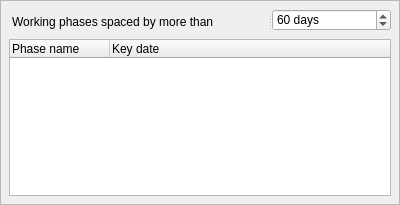
First picture: the form in core/phases.ui, repository Rekall/Rekall, before the edit.
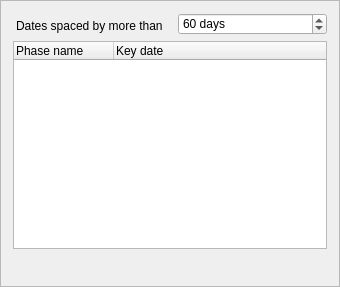
Second picture: the form after the edit.

Patch:
```diff
--- a/core/phases.ui
+++ b/core/phases.ui
@@ -6,8 +6,8 @@
    <rect>
     <x>0</x>
     <y>0</y>
-    <width>400</width>
-    <height>205</height>
+    <width>340</width>
+    <height>287</height>
    </rect>
   </property>
   <property name="windowTitle">
@@ -45,30 +45,36 @@
      </property>
      <layout class="QVBoxLayout" name="verticalLayout_2">
       <property name="spacing">
-       <number>8</number>
+       <number>6</number>
       </property>
       <property name="leftMargin">
-       <number>8</number>
+       <number>12</number>
       </property>
       <property name="topMargin">
-       <number>8</number>
+       <number>12</number>
       </property>
       <property name="rightMargin">
-       <number>8</number>
+       <number>12</number>
       </property>
       <property name="bottomMargin">
-       <number>8</number>
+       <number>12</number>
       </property>
       <item>
-       <widget class="QSplitter" name="splitter">
-        <property name="orientation">
-         <enum>Qt::Horizontal</enum>
+       <layout class="QGridLayout" name="gridLayout">
+        <property name="horizontalSpacing">
+         <number>12</number>
         </property>
+        <property name="verticalSpacing">
+         <number>6</number>
+        </property>
+        <item row="0" column="0">
         <widget class="QLabel" name="daysToLabel">
          <property name="text">
-          <string>Working phases spaced by more than</string>
-         </property>
-        </widget>
+           <string>Dates spaced by more than</string>
+          </property>
+         </widget>
+        </item>
+        <item row="0" column="1">
         <widget class="QSpinBox" name="daysTo">
          <property name="suffix">
           <string> days</string>
@@ -80,7 +86,8 @@
           <number>60</number>
          </property>
         </widget>
-       </widget>
+        </item>
+       </layout>
       </item>
       <item>
        <widget class="QTreeWidget" name="names">
@@ -102,6 +109,22 @@
         </column>
        </widget>
       </item>
+      <item>
+       <spacer name="verticalSpacer">
+        <property name="orientation">
+         <enum>Qt::Vertical</enum>
+        </property>
+        <property name="sizeType">
+         <enum>QSizePolicy::Fixed</enum>
+        </property>
+        <property name="sizeHint" stdset="0">
+         <size>
+          <width>20</width>
+          <height>25</height>
+         </size>
+        </property>
+       </spacer>
+      </item>
      </layout>
     </widget>
    </item>
```
Left out of the diff: 2 changed lines with no effect on the pictures. Lines whose indentation alone changed are shown as unchanged.
